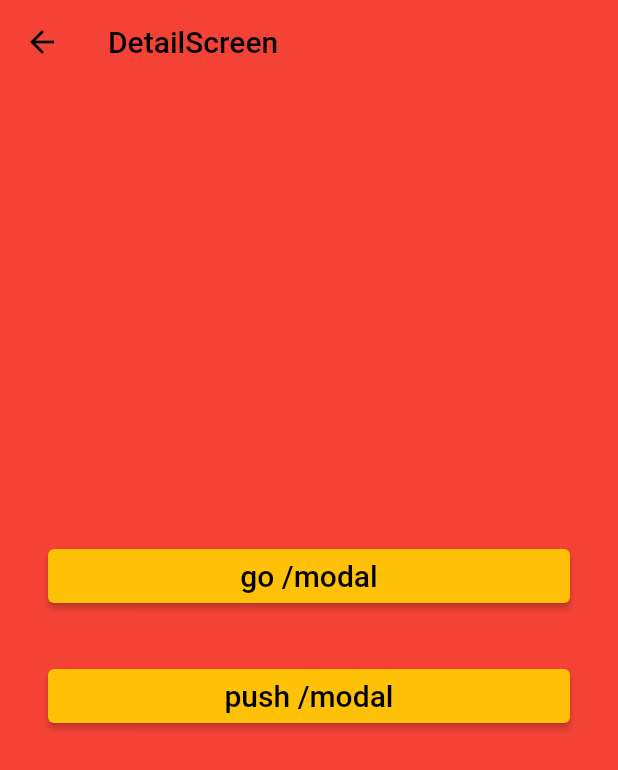
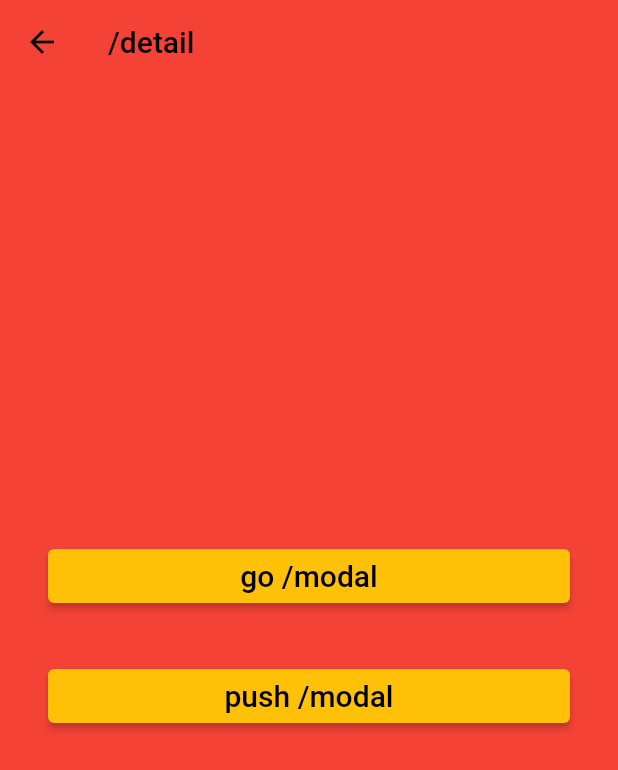
Before and after one commit to paxFortuna/GoRouter, a Flutter app: the screen it shows after launch, after a tap on "go /detail", on a phone screen of 412 x 824 dp. Shown: the top 770 px of the screen. Run offline on Flutter 3.47's test engine with Material 2 defaults, Android fonts, the phone set to English and light mode, and no system bars; our stand-ins replace go_router.

Commit message:
feat: router location titel & errorBuilder & _router

```diff
--- a/lib/detail_screen.dart
+++ b/lib/detail_screen.dart
@@ -6,9 +6,12 @@ class DetailScreen extends StatelessWidget {
 
   @override
   Widget build(BuildContext context) {
+    // router location abbBar title 설정
+    final router = GoRouter.of(context);
+
     return Scaffold(
       appBar: AppBar(
-        title: const Text('DetailScreen'),
+        title: Text(router.location.toString()),
         backgroundColor: Colors.red,
         elevation: 0,
       ),
--- a/lib/main.dart
+++ b/lib/main.dart
@@ -2,6 +2,7 @@ import 'package:flutter/material.dart';
 import 'package:go_router/go_router.dart';
 
 import 'detail_screen.dart';
+import 'error_screen.dart';
 import 'home_screen.dart';
 import 'modal_screen.dart';
 
@@ -14,9 +15,13 @@ void main() {
 class MyApp extends StatelessWidget {
   const MyApp({super.key});
 
+  static const String title = 'GoRouter Routes';
+
   @override
   Widget build(BuildContext context) {
-    final goRouter = GoRouter(
+    // final goRouter = GoRouter(
+    final _router = GoRouter(
+      errorBuilder: (context, state) => ErrorScreen(error: state.error),
       debugLogDiagnostics: true,
       initialLocation: '/',
       routes: [
@@ -40,10 +45,11 @@ class MyApp extends StatelessWidget {
       ],
     );
     return MaterialApp.router(
-      title: 'gorouter_demo',
-      routerDelegate: goRouter.routerDelegate,
-      routeInformationParser: goRouter.routeInformationParser,
-      routeInformationProvider: goRouter.routeInformationProvider,
+      title: title,
+      // routerDelegate: goRouter.routerDelegate,
+      routerDelegate: _router.routerDelegate,
+      routeInformationParser: _router.routeInformationParser,
+      routeInformationProvider: _router.routeInformationProvider,
       debugShowCheckedModeBanner: false,
       theme: ThemeData(
         primarySwatch: Colors.amber,
--- a/pubspec.yaml
+++ b/pubspec.yaml
@@ -37,6 +37,7 @@ dependencies:
   # Use with the CupertinoIcons class for iOS style icons.
   cupertino_icons: ^1.0.2
   go_router: ^5.0.5
+  url_strategy: ^0.2.0
 
 dev_dependencies:
   flutter_test:
```
Also changed, not shown: lib/error_screen.dart (added, +20 -0 lines), pubspec.lock.
